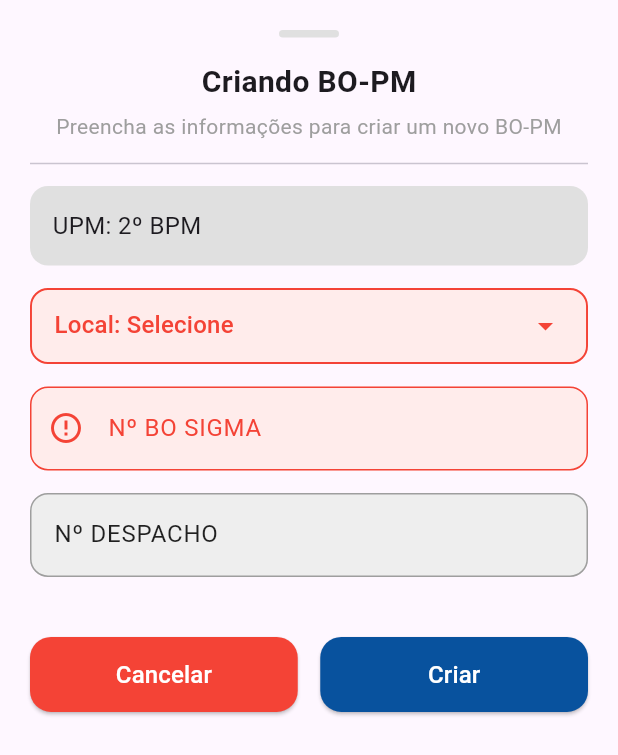
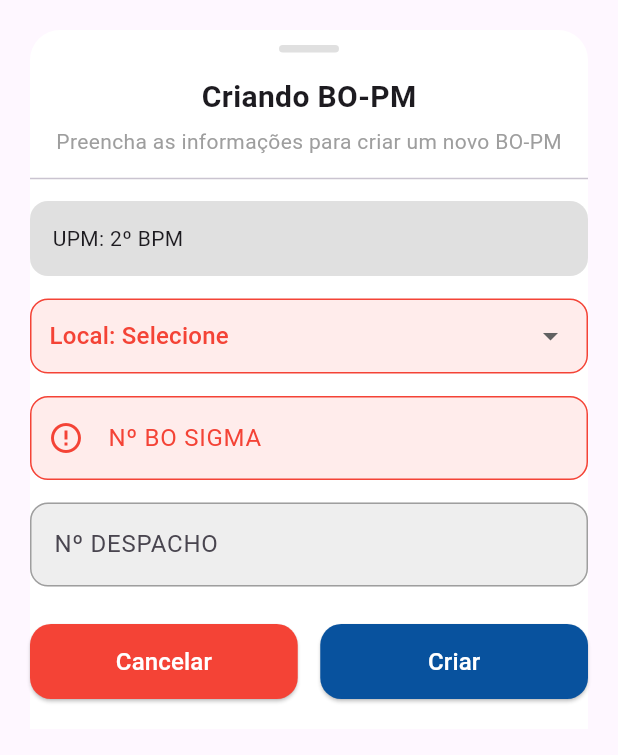
Before and after one commit to Leonel-Santos1/PDM_Projetct, a Flutter app: the ReusableFormBottomSheet widget shown alone on an empty page, opened directly, on a phone screen of 412 x 824 dp. Shown: the top 755 px of the screen. Run offline on Flutter 3.47's test engine with Material 3 defaults, Android fonts, the phone set to English and light mode, and no system bars; our stand-ins replace google_fonts; project files that could hold a hidden picture were left out.

Commit message:
Correção na classe CustomButtomSheet

```diff
--- a/lib/pages/HomePage.dart
+++ b/lib/pages/HomePage.dart
@@ -78,10 +78,15 @@ class HomePage extends StatelessWidget {
                           FormFieldConfig.text(key: "despacho", label: "Nº DESPACHO", required: false), // opcional
                         ],
                         onSubmit: (data) {
-                          print("Dados: $data");
-                          // data["local"] → String?
-                          // data["bo"] → String
-                          // data["despacho"] → String (pode estar vazio)
+                          // 1. Fecha o bottom sheet
+                          Navigator.pop(context);
+
+                          // 2. Vai para a tela Home (exatamente como você já faz em outras partes)
+                          Navigator.pushNamed(context, AppRoutes.bopm);
+
+                          // OPCIONAL: se quiser usar os dados depois (ex: salvar no banco, mostrar toast etc)
+                          print("BO criado: ${data['bo']}, Local: ${data['local']}, Despacho: ${data['despacho']}");
+                          // Exemplo: ScaffoldMessenger.of(context).showSnackBar(SnackBar(content: Text("BO criado com sucesso!")));
                         },
                       ),
                     );
--- a/lib/widgets/CustomBottomSheet.dart
+++ b/lib/widgets/CustomBottomSheet.dart
@@ -1,47 +1,73 @@
 import 'package:flutter/material.dart';
 
+// ====================== CONFIGURAÇÃO ======================
+enum FormFieldType { text, dropdown }
+
+class FormFieldConfig {
+  final String key;
+  final String label;
+  final String? hint;
+  final FormFieldType type;
+  final bool required;
+  final List<String>? options;
+
+  FormFieldConfig.text({
+    required this.key,
+    required this.label,
+    this.required = true,
+  }) : type = FormFieldType.text,
+        hint = null,
+        options = null;
+
+  FormFieldConfig.dropdown({
+    required this.key,
+    required this.label,
+    this.hint,
+    required this.options,
+    this.required = true,
+  }) : type = FormFieldType.dropdown;
+}
+
+// ====================== BOTTOM SHEET REUTILIZÁVEL ======================
 class ReusableFormBottomSheet extends StatefulWidget {
   final String title;
   final String? subtitle;
+  final String? fixedInfoLabel;
   final List<FormFieldConfig> fields;
-  final String? fixedInfoLabel; // ex: "UPM: 2º BPM"
-  final VoidCallback? onCancel;
-  final Function(Map<String, dynamic> data)? onSubmit;
+  final Function(Map<String, dynamic> data) onSubmit;  // ← obrigatório agora
 
   const ReusableFormBottomSheet({
     super.key,
     required this.title,
     this.subtitle,
+    this.fixedInfoLabel,
     required this.fields,
-    this.fixedInfoLabel,
-    this.onCancel,
-    this.onSubmit,
+    required this.onSubmit,
   });
 
   @override
-  State<ReusableFormBottomSheet> createState() =>
-      _ReusableFormBottomSheetState();
+  State<ReusableFormBottomSheet> createState() => _ReusableFormBottomSheetState();
 }
 
 class _ReusableFormBottomSheetState extends State<ReusableFormBottomSheet> {
   late final Map<String, TextEditingController> _controllers;
-  late final Map<String, bool> _hasError;
+  late final Map<String, bool> _errors;
   late final Map<String, String?> _dropdownValues;
 
   @override
   void initState() {
     super.initState();
     _controllers = {};
-    _hasError = {};
+    _errors = {};
     _dropdownValues = {};
 
-    for (var field in widget.fields) {
-      if (field.type == FormFieldType.text) {
-        _controllers[field.key] = TextEditingController();
-        _hasError[field.key] = field.required;
-      } else if (field.type == FormFieldType.dropdown) {
-        _dropdownValues[field.key] = null;
-        _hasError[field.key] = field.required;
+    for (var f in widget.fields) {
+      if (f.type == FormFieldType.text) {
+        _controllers[f.key] = TextEditingController();
+        _errors[f.key] = f.required;
+      } else {
+        _dropdownValues[f.key] = null;
+        _errors[f.key] = f.required;
       }
     }
   }
@@ -52,199 +78,27 @@ class _ReusableFormBottomSheetState extends State<ReusableFormBottomSheet> {
     super.dispose();
   }
 
-  @override
-  Widget build(BuildContext context) {
-    final bottom = MediaQuery.of(context).viewInsets.bottom;
-
-    return Padding(
-      padding: EdgeInsets.only(bottom: bottom),
-      child: Container(
-        padding: const EdgeInsets.symmetric(horizontal: 20, vertical: 20),
-        child: SingleChildScrollView(
-          child: Column(
-            mainAxisSize: MainAxisSize.min,
-            children: [
-              // Barra de puxar
-              Center(
-                child: Container(
-                  width: 40,
-                  height: 5,
-                  margin: const EdgeInsets.only(bottom: 15),
-                  decoration: BoxDecoration(
-                    color: Colors.grey[300],
-                    borderRadius: BorderRadius.circular(10),
-                  ),
-                ),
-              ),
-
-              Text(
-                widget.title,
-                style: const TextStyle(
-                  fontSize: 20,
-                  fontWeight: FontWeight.bold,
-                ),
-              ),
-              if (widget.subtitle != null) ...[
-                const SizedBox(height: 5),
-                Text(
-                  widget.subtitle!,
-                  style: const TextStyle(fontSize: 14, color: Colors.grey),
-                  textAlign: TextAlign.center,
-                ),
-              ],
-              const Divider(height: 30),
-
-              // Informação fixa (ex: UPM)
-              if (widget.fixedInfoLabel != null)
-                Container(
-                  padding: const EdgeInsets.all(15),
-                  width: double.infinity,
-                  decoration: BoxDecoration(
-                    color: Colors.grey[300],
-                    borderRadius: BorderRadius.circular(12),
-                  ),
-                  child: Text(
-                    widget.fixedInfoLabel!,
-                    style: const TextStyle(fontSize: 16),
-                  ),
-                ),
-
-              if (widget.fixedInfoLabel != null) const SizedBox(height: 15),
-
-              // Campos dinâmicos
-              ...widget.fields.map(_buildField),
-
-              const SizedBox(height: 25),
-
-              Row(
-                children: [
-                  Expanded(
-                    child: _actionButton("Cancelar", Colors.red, () {
-                      widget.onCancel?.call();
-                      Navigator.pop(context);
-                    }),
-                  ),
-                  const SizedBox(width: 15),
-                  Expanded(
-                    child: _actionButton(
-                      "Criar",
-                      const Color.fromARGB(255, 8, 82, 158),
-                      _submit,
-                    ),
-                  ),
-                ],
-              ),
-              const SizedBox(height: 15),
-            ],
-          ),
-        ),
-      ),
-    );
-  }
-
-  Widget _buildField(FormFieldConfig config) {
-    final bool hasError = _hasError[config.key] ?? false;
-
-    if (config.type == FormFieldType.dropdown) {
-      return Padding(
-        padding: const EdgeInsets.only(bottom: 15),
-        child: _dropdownField(config, hasError),
-      );
-    }
-
-    return Padding(
-      padding: const EdgeInsets.only(bottom: 15),
-      child: TextField(
-        controller: _controllers[config.key],
-        onChanged: (value) {
-          if (config.required) {
-            setState(() => _hasError[config.key] = value.trim().isEmpty);
-          }
-        },
-        decoration: InputDecoration(
-          labelText: config.label,
-          prefixIcon: config.required && hasError
-              ? const Icon(Icons.error_outline, color: Colors.red)
-              : null,
-          filled: true,
-          fillColor: config.required && hasError
-              ? const Color(0xFFFFECEB)
-              : Colors.grey[200],
-          labelStyle: TextStyle(
-            color: config.required && hasError ? Colors.red : Colors.black87,
-          ),
-          enabledBorder: OutlineInputBorder(
-            borderSide: BorderSide(
-              color: config.required && hasError ? Colors.red : Colors.grey,
-            ),
-            borderRadius: BorderRadius.circular(12),
-          ),
-          focusedBorder: OutlineInputBorder(
-            borderSide: BorderSide(
-              color: config.required && hasError ? Colors.red : Colors.blue,
-              width: 2,
-            ),
-            borderRadius: BorderRadius.circular(12),
-          ),
-        ),
-      ),
-    );
-  }
-
-  Widget _dropdownField(FormFieldConfig config, bool hasError) {
-    return Container(
-      width: double.infinity,
-      padding: const EdgeInsets.symmetric(horizontal: 15),
-      decoration: BoxDecoration(
-        color: hasError ? const Color(0xFFFFECEB) : Colors.grey[200],
-        borderRadius: BorderRadius.circular(12),
-        border: Border.all(
-          color: hasError ? Colors.red : Colors.grey,
-          width: 1.3,
-        ),
-      ),
-      child: DropdownButtonHideUnderline(
-        child: DropdownButton<String>(
-          value: _dropdownValues[config.key],
-          hint: Text(
-            config.hint ?? "Selecione",
-            style: TextStyle(color: hasError ? Colors.red : Colors.black87),
-          ),
-          icon: Icon(
-            Icons.arrow_drop_down,
-            color: hasError ? Colors.red : Colors.black,
-          ),
-          items: config.options!
-              .map((opt) => DropdownMenuItem(value: opt, child: Text(opt)))
-              .toList(),
-          onChanged: (value) {
-            setState(() {
-              _dropdownValues[config.key] = value;
-              if (config.required) _hasError[config.key] = value == null;
-            });
-          },
-        ),
-      ),
-    );
-  }
-
   void _submit() {
     bool hasError = false;
 
+    // Validação
     for (var field in widget.fields) {
       if (field.type == FormFieldType.text && field.required) {
         final empty = _controllers[field.key]!.text.trim().isEmpty;
-        _hasError[field.key] = empty;
+        _errors[field.key] = empty;
         if (empty) hasError = true;
       }
       if (field.type == FormFieldType.dropdown && field.required) {
         final empty = _dropdownValues[field.key] == null;
-        _hasError[field.key] = empty;
+        _errors[field.key] = empty;
         if (empty) hasError = true;
       }
     }
 
+    setState(() {}); // atualiza os erros visuais
+
     if (!hasError) {
+      // Monta o resultado
       final Map<String, dynamic> result = {};
       for (var field in widget.fields) {
         if (field.type == FormFieldType.text) {
@@ -253,57 +107,121 @@ class _ReusableFormBottomSheetState extends State<ReusableFormBottomSheet> {
           result[field.key] = _dropdownValues[field.key];
         }
       }
-      widget.onSubmit?.call(result);
-      Navigator.pop(context);
-    } else {
-      setState(() {});
+
+      // FECHA PRIMEIRO, DEPOIS CHAMA O CALLBACK
+      Navigator.of(context).pop();           // ← fecha o bottom sheet
+      widget.onSubmit(result);               // ← aqui o print vai aparecer!
     }
   }
 
-  Widget _actionButton(String text, Color color, VoidCallback onPressed) {
-    return SizedBox(
-      height: 50,
-      child: ElevatedButton(
-        style: ElevatedButton.styleFrom(
-          backgroundColor: color,
-          shape: RoundedRectangleBorder(
-            borderRadius: BorderRadius.circular(14),
+  @override
+  Widget build(BuildContext context) {
+    return Padding(
+      padding: EdgeInsets.only(
+        bottom: MediaQuery.of(context).viewInsets.bottom,
+        left: 20,
+        right: 20,
+        top: 20,
+      ),
+      child: Material(   // ← Material resolve 99% dos problemas de clique
+        color: Colors.white,
+        borderRadius: BorderRadius.vertical(top: Radius.circular(20)),
+        child: SingleChildScrollView(
+          child: Column(
+            mainAxisSize: MainAxisSize.min,
+            children: [
+              // Barra de puxar
+              Container(width: 40, height: 5, margin: EdgeInsets.only(top: 10, bottom: 15),
+                decoration: BoxDecoration(color: Colors.grey[300], borderRadius: BorderRadius.circular(10)),
+              ),
+
+              Text(widget.title, style: TextStyle(fontSize: 20, fontWeight: FontWeight.bold)),
+              if (widget.subtitle != null) ...[
+                SizedBox(height: 5),
+                Text(widget.subtitle!, style: TextStyle(color: Colors.grey)),
+              ],
+              Divider(height: 30),
+
+              if (widget.fixedInfoLabel != null)
+                Container(
+                  padding: EdgeInsets.all(15),
+                  width: double.infinity,
+                  decoration: BoxDecoration(color: Colors.grey[300], borderRadius: BorderRadius.circular(12)),
+                  child: Text(widget.fixedInfoLabel!),
+                ),
+
+              if (widget.fixedInfoLabel != null) SizedBox(height: 15),
+
+              ...widget.fields.map((field) => Padding(
+                padding: EdgeInsets.only(bottom: 15),
+                child: _buildField(field),
+              )).toList(),
+
+              SizedBox(height: 10),
+
+              Row(
+                children: [
+                  Expanded(child: _button("Cancelar", Colors.red, () => Navigator.pop(context))),
+                  SizedBox(width: 15),
+                  Expanded(child: _button("Criar", Color.fromARGB(255, 8, 82, 158), _submit)),
+                ],
+              ),
+              SizedBox(height: 20),
+            ],
           ),
-        ),
-        onPressed: onPressed,
-        child: Text(
-          text,
-          style: const TextStyle(fontSize: 16, color: Colors.white),
         ),
       ),
     );
   }
+
+  Widget _buildField(FormFieldConfig field) {
+    final hasError = _errors[field.key] ?? false;
+
+    if (field.type == FormFieldType.dropdown) {
+      return Container(
+        padding: EdgeInsets.symmetric(horizontal: 12),
+        decoration: BoxDecoration(
+          color: hasError ? Color(0xFFFFECEB) : Colors.grey[200],
+          borderRadius: BorderRadius.circular(12),
+          border: Border.all(color: hasError ? Colors.red : Colors.grey),
+        ),
+        child: DropdownButtonHideUnderline(
+          child: DropdownButton<String>(
+            isExpanded: true,
+            hint: Text(field.hint ?? "Selecione", style: TextStyle(color: hasError ? Colors.red : null)),
+            value: _dropdownValues[field.key],
+            items: field.options!.map((e) => DropdownMenuItem(value: e, child: Text(e))).toList(),
+            onChanged: (v) {
+              setState(() {
+                _dropdownValues[field.key] = v;
+                if (field.required) _errors[field.key] = v == null;
+              });
+            },
+          ),
+        ),
+      );
+    }
+
+    return TextField(
+      controller: _controllers[field.key],
+      onChanged: field.required ? (v) => setState(() => _errors[field.key] = v.trim().isEmpty) : null,
+      decoration: InputDecoration(
+        labelText: field.label,
+        prefixIcon: field.required && hasError ? Icon(Icons.error_outline, color: Colors.red) : null,
+        filled: true,
+        fillColor: field.required && hasError ? Color(0xFFFFECEB) : Colors.grey[200],
+        labelStyle: TextStyle(color: field.required && hasError ? Colors.red : null),
+        enabledBorder: OutlineInputBorder(borderSide: BorderSide(color: field.required && hasError ? Colors.red : Colors.grey), borderRadius: BorderRadius.circular(12)),
+        focusedBorder: OutlineInputBorder(borderSide: BorderSide(color: field.required && hasError ? Colors.red : Colors.blue, width: 2), borderRadius: BorderRadius.circular(12)),
+      ),
+    );
+  }
+
+  Widget _button(String text, Color color, VoidCallback onPressed) {
+    return ElevatedButton(
+      style: ElevatedButton.styleFrom(backgroundColor: color, shape: RoundedRectangleBorder(borderRadius: BorderRadius.circular(14)), minimumSize: Size(double.infinity, 50)),
+      onPressed: onPressed,
+      child: Text(text, style: TextStyle(color: Colors.white, fontSize: 16)),
+    );
+  }
 }
-
-// ========== CONFIGURAÇÃO DOS CAMPOS ==========
-enum FormFieldType { text, dropdown }
-
-class FormFieldConfig {
-  final String key; // identificador único (ex: "bo", "despacho", "local")
-  final String label;
-  final String? hint;
-  final FormFieldType type;
-  final bool required;
-  final List<String>? options; // apenas para dropdown
-
-  FormFieldConfig.text({
-    required this.key,
-    required this.label,
-    this.required = true,
-  }) : type = FormFieldType.text,
-       hint = null,
-       options = null;
-
-  FormFieldConfig.dropdown({
-    required this.key,
-    required this.label,
-    this.hint,
-    required this.options,
-    this.required = true,
-  }) : type = FormFieldType.dropdown;
-}
```
